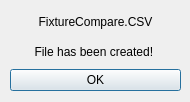
Qt form csvdialog.ui (themattkerr/FixtureCompare) before a commit.
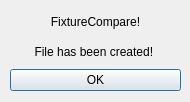
The same form after that commit.

Patch:
```diff
--- a/csvdialog.ui
+++ b/csvdialog.ui
@@ -26,7 +26,7 @@
     <item>
      <widget class="QLabel" name="label">
       <property name="text">
-       <string>FixtureCompare.CSV</string>
+       <string>FixtureCompare!</string>
       </property>
       <property name="alignment">
        <set>Qt::AlignCenter</set>
```
Left out of the diff: 2 changed lines with no effect on the pictures.
